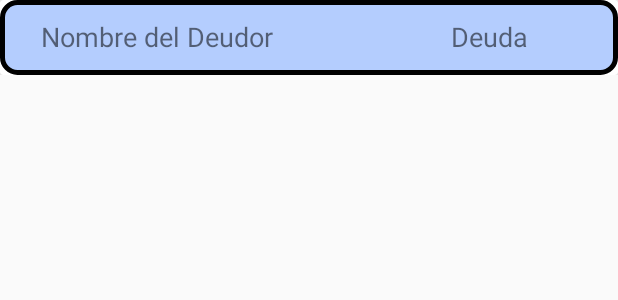
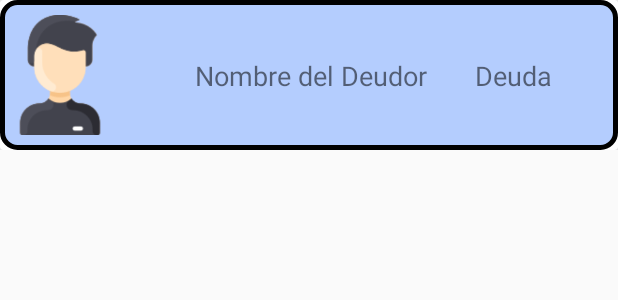
Before and after one commit to daniloosorio/Room1, an Android app: the layout item_deudor.xml on its own in the app's theme, with its tools: preview values and no code run, on a phone screen of 412 x 824 dp. Shown: the top 300 px of the screen. Run offline under Robolectric (Android 15) with nearby library versions, the phone set to English and light mode, and no system bars.

```diff
--- a/app/build.gradle
+++ b/app/build.gradle
@@ -49,7 +49,7 @@ dependencies {
     implementation 'com.google.firebase:firebase-storage:19.1.1'
     kapt "androidx.room:room-compiler:$room_version"
     debugImplementation 'com.amitshekhar.android:debug-db:1.0.6'
-
+    implementation 'com.squareup.picasso:picasso:2.71828'
     implementation fileTree(dir: "libs", include: ["*.jar"])
     implementation "org.jetbrains.kotlin:kotlin-stdlib:$kotlin_version"
     implementation 'androidx.core:core-ktx:1.3.0'
--- a/app/src/main/java/com/daniloosorio/room/ui/create/CreateFragment.kt
+++ b/app/src/main/java/com/daniloosorio/room/ui/create/CreateFragment.kt
@@ -124,6 +124,7 @@ private  val REQUEST_IMAGE_CAPTURE =1234
         et_nombre.setText("")
         et_telefono.setText("")
         et_cantidad.setText("")
+        Toast.makeText(context, "Registro exitoso", Toast.LENGTH_SHORT).show()
     }
 }
 
--- a/app/src/main/res/layout/fragment_list.xml
+++ b/app/src/main/res/layout/fragment_list.xml
@@ -14,5 +14,6 @@
         app:layout_constraintBottom_toBottomOf="parent"
         app:layout_constraintEnd_toEndOf="parent"
         app:layout_constraintStart_toStartOf="parent"
-        app:layout_constraintTop_toTopOf="parent" />
+        app:layout_constraintTop_toTopOf="parent"
+        tools:listitem="@layout/item_deudor" />
 </androidx.constraintlayout.widget.ConstraintLayout>
--- a/app/src/main/res/layout/item_deudor.xml
+++ b/app/src/main/res/layout/item_deudor.xml
@@ -4,42 +4,47 @@
     xmlns:tools="http://schemas.android.com/tools"
     android:background="@drawable/et_circular"
     android:layout_width="match_parent"
-    android:layout_height="50dp">
+    android:layout_height="100dp">
 
     <androidx.cardview.widget.CardView
         android:layout_width="match_parent"
-        android:layout_height="50dp">
+        android:layout_height="100dp">
 
         <androidx.constraintlayout.widget.ConstraintLayout
             android:layout_width="match_parent"
-            android:background="@drawable/et_circular"
-            android:layout_height="50dp">
+            android:layout_height="100dp"
+            android:background="@drawable/et_circular">
 
             <TextView
                 android:id="@+id/tv_nombre"
                 android:layout_width="wrap_content"
                 android:layout_height="wrap_content"
-                android:layout_marginStart="16dp"
+                android:layout_marginEnd="32dp"
                 android:text="@string/nombredeldeudor"
                 android:textSize="18sp"
                 app:layout_constraintBottom_toBottomOf="parent"
                 app:layout_constraintEnd_toStartOf="@+id/tv_deuda"
-                app:layout_constraintHorizontal_bias="0.085"
+                app:layout_constraintTop_toTopOf="parent" />
+
+            <ImageView
+                android:id="@+id/imageView4"
+                android:layout_width="80dp"
+                android:layout_height="80dp"
+                app:layout_constraintBottom_toBottomOf="parent"
                 app:layout_constraintStart_toStartOf="parent"
                 app:layout_constraintTop_toTopOf="parent"
-                app:layout_constraintVertical_bias="0.473" />
+                app:srcCompat="@drawable/person" />
 
             <TextView
                 android:id="@+id/tv_deuda"
                 android:layout_width="wrap_content"
                 android:layout_height="wrap_content"
-                android:layout_marginEnd="60dp"
+                android:layout_marginEnd="44dp"
                 android:text="@string/deuda"
                 android:textSize="18sp"
                 app:layout_constraintBottom_toBottomOf="parent"
                 app:layout_constraintEnd_toEndOf="parent"
-                app:layout_constraintTop_toTopOf="parent"
-                app:layout_constraintVertical_bias="0.473" />
+                app:layout_constraintTop_toTopOf="parent" />
         </androidx.constraintlayout.widget.ConstraintLayout>
     </androidx.cardview.widget.CardView>
 </FrameLayout>
--- a/app/src/main/res/navigation/mobile_navigation.xml
+++ b/app/src/main/res/navigation/mobile_navigation.xml
@@ -3,7 +3,7 @@
     xmlns:app="http://schemas.android.com/apk/res-auto"
     xmlns:tools="http://schemas.android.com/tools"
     android:id="@+id/mobile_navigation"
-    app:startDestination="@+id/navigation_create">
+    app:startDestination="@id/navigation_list">
 
     <fragment
         android:id="@+id/navigation_create"
--- a/build.gradle
+++ b/build.gradle
@@ -7,7 +7,7 @@ buildscript {
         jcenter()
     }
     dependencies {
-        classpath "com.android.tools.build:gradle:4.0.0"
+        classpath 'com.android.tools.build:gradle:4.0.1'
         classpath "org.jetbrains.kotlin:kotlin-gradle-plugin:$kotlin_version"
         classpath 'com.google.gms:google-services:4.3.3'
 
```
Also changed, not shown: app/src/main/java/com/daniloosorio/room/ui/list/DeudoresRVAdapter.kt (+21 -21 lines), app/src/main/java/com/daniloosorio/room/ui/list/ListFragment.kt (+33 -32 lines).
